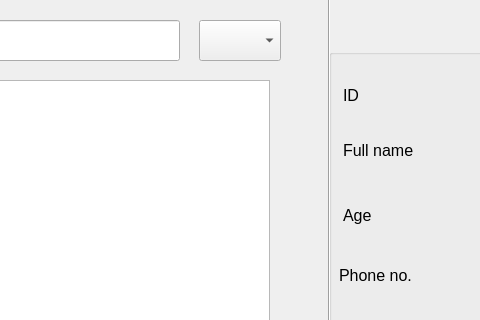
AnishBharati/Qt-HMS, file Sqlite_DB/doctor.ui: the form before one commit; both pictures show x 241 to 721 and y 0 to 320 of the 1065 by 664 pixel window.
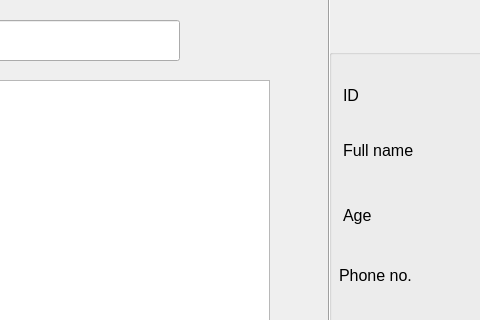
The form after the commit.

What changed in the file:
```diff
--- a/Sqlite_DB/doctor.ui
+++ b/Sqlite_DB/doctor.ui
@@ -298,21 +298,6 @@
     <string>LOAD TABLE</string>
    </property>
   </widget>
-  <widget class="QComboBox" name="cbColumnas">
-   <property name="geometry">
-    <rect>
-     <x>440</x>
-     <y>20</y>
-     <width>82</width>
-     <height>41</height>
-    </rect>
-   </property>
-   <property name="font">
-    <font>
-     <pointsize>12</pointsize>
-    </font>
-   </property>
-  </widget>
   <widget class="QLineEdit" name="lineEdit">
    <property name="geometry">
     <rect>
```
